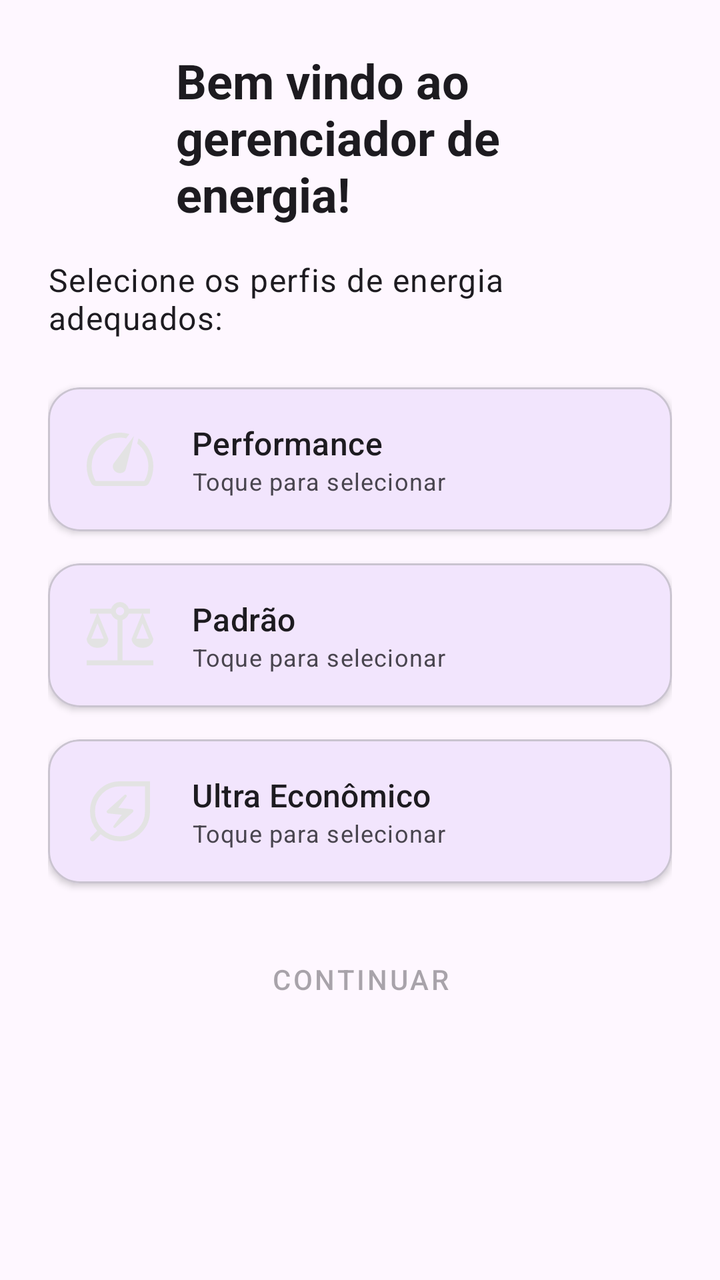
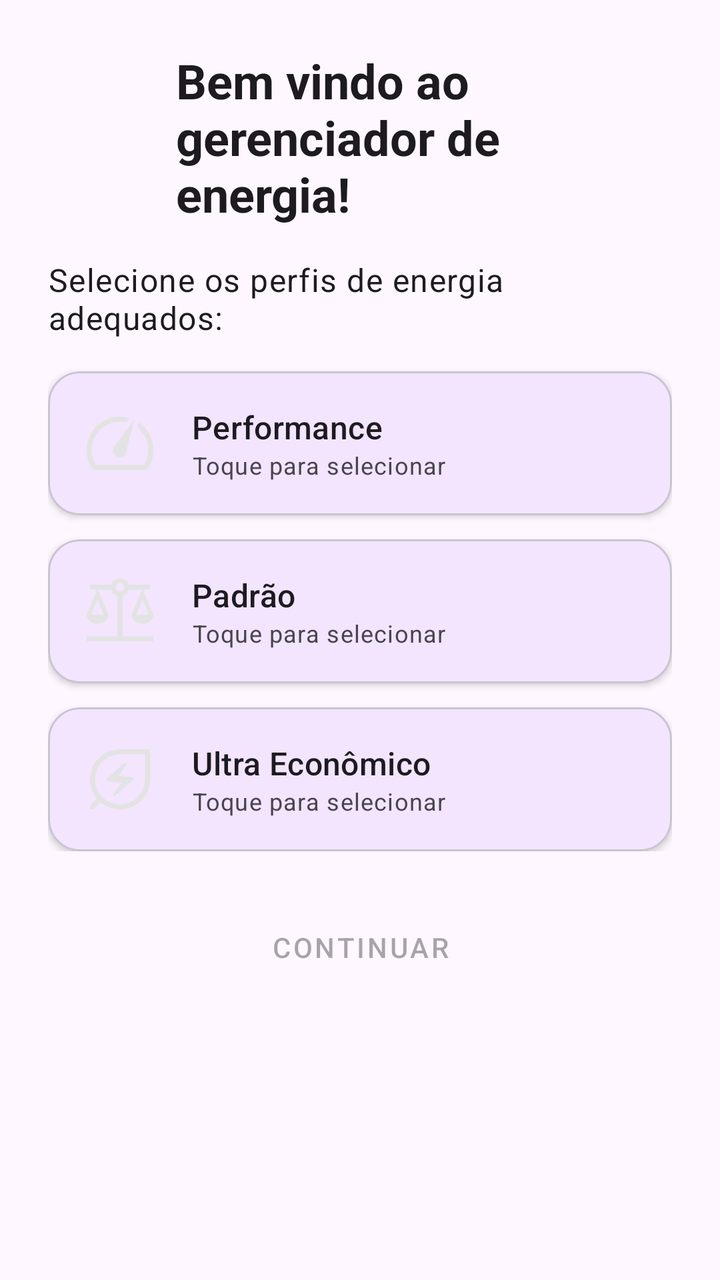

The first picture is an Android layout as it rendered before a commit; the second is the same layout after the commit. The layout source and the unified diff follow.
<!-- AndroidManifest.xml: application theme Theme.GerenciamentoDeEnergia -->
<!-- res/layout/activity_welcome.xml -->
<?xml version="1.0" encoding="utf-8"?>
<ScrollView xmlns:android="http://schemas.android.com/apk/res/android"
    xmlns:app="http://schemas.android.com/apk/res-auto"
    android:layout_width="match_parent"
    android:layout_height="match_parent"
    android:fillViewport="true"
    android:fitsSystemWindows="true"
    android:background="?attr/colorSurface">

    <LinearLayout
        android:layout_width="match_parent"
        android:layout_height="wrap_content"
        android:orientation="vertical"
        android:padding="24dp"
        android:gravity="center_horizontal">

        
        <LinearLayout
            android:layout_width="wrap_content"
            android:layout_height="wrap_content"
            android:orientation="horizontal"
            android:gravity="center_vertical"
            android:layout_marginBottom="16dp">

            <ImageView
                android:layout_width="48dp"
                android:layout_height="48dp"
                android:src="@mipmap/ic_launcher"
                android:contentDescription="Ícone do app" />

            <TextView
                android:layout_width="wrap_content"
                android:layout_height="wrap_content"
                android:layout_marginStart="16dp"
                android:text="Bem vindo ao gerenciador de energia!"
                android:textAppearance="?attr/textAppearanceHeadlineSmall"
                android:textStyle="bold" />
        </LinearLayout>

        <TextView
            android:layout_width="wrap_content"
            android:layout_height="wrap_content"
            android:text="Selecione os perfis de energia adequados:"
            android:textAppearance="?attr/textAppearanceBodyLarge"
            android:layout_marginBottom="24dp" />

        
        <com.google.android.material.card.MaterialCardView
            android:id="@+id/card_performance_welcome"
            android:layout_width="match_parent"
            android:layout_height="wrap_content"
            android:layout_marginBottom="16dp"
            app:cardElevation="2dp"
            android:clickable="true"
            android:focusable="true"
            app:cardCornerRadius="16dp">

            <LinearLayout
                android:layout_width="match_parent"
                android:layout_height="wrap_content"
                android:orientation="horizontal"
                android:padding="16dp"
                android:gravity="center_vertical">

                <ImageView
                    android:layout_width="40dp"
                    android:layout_height="40dp"
                    android:src="@drawable/ic_performance" />

                <LinearLayout
                    android:layout_width="0dp"
                    android:layout_height="wrap_content"
                    android:layout_weight="1"
                    android:orientation="vertical"
                    android:layout_marginStart="16dp">

                    <TextView
                        android:layout_width="wrap_content"
                        android:layout_height="wrap_content"
                        android:text="Performance"
                        android:textAppearance="?attr/textAppearanceTitleMedium" />

                    <TextView
                        android:id="@+id/tv_status_performance"
                        android:layout_width="wrap_content"
                        android:layout_height="wrap_content"
                        android:text="Toque para selecionar"
                        android:textAppearance="?attr/textAppearanceBodySmall" />
                </LinearLayout>
            </LinearLayout>
        </com.google.android.material.card.MaterialCardView>

        
        <com.google.android.material.card.MaterialCardView
            android:id="@+id/card_standard_welcome"
            android:layout_width="match_parent"
            android:layout_height="wrap_content"
            android:layout_marginBottom="16dp"
            app:cardElevation="2dp"
            android:clickable="true"
            android:focusable="true"
            app:cardCornerRadius="16dp">

            <LinearLayout
                android:layout_width="match_parent"
                android:layout_height="wrap_content"
                android:orientation="horizontal"
                android:padding="16dp"
                android:gravity="center_vertical">

                <ImageView
                    android:layout_width="40dp"
                    android:layout_height="40dp"
                    android:src="@drawable/ic_standard" />

                <LinearLayout
                    android:layout_width="0dp"
                    android:layout_height="wrap_content"
                    android:layout_weight="1"
                    android:orientation="vertical"
                    android:layout_marginStart="16dp">

                    <TextView
                        android:layout_width="wrap_content"
                        android:layout_height="wrap_content"
                        android:text="Padrão"
                        android:textAppearance="?attr/textAppearanceTitleMedium" />

                    <TextView
                        android:id="@+id/tv_status_standard"
                        android:layout_width="wrap_content"
                        android:layout_height="wrap_content"
                        android:text="Toque para selecionar"
                        android:textAppearance="?attr/textAppearanceBodySmall" />
                </LinearLayout>
            </LinearLayout>
        </com.google.android.material.card.MaterialCardView>

        
        <com.google.android.material.card.MaterialCardView
            android:id="@+id/card_ultra_welcome"
            android:layout_width="match_parent"
            android:layout_height="wrap_content"
            android:layout_marginBottom="24dp"
            app:cardElevation="2dp"
            android:clickable="true"
            android:focusable="true"
            app:cardCornerRadius="16dp">

            <LinearLayout
                android:layout_width="match_parent"
                android:layout_height="wrap_content"
                android:orientation="horizontal"
                android:padding="16dp"
                android:gravity="center_vertical">

                <ImageView
                    android:layout_width="40dp"
                    android:layout_height="40dp"
                    android:src="@drawable/ic_ultra" />

                <LinearLayout
                    android:layout_width="0dp"
                    android:layout_height="wrap_content"
                    android:layout_weight="1"
                    android:orientation="vertical"
                    android:layout_marginStart="16dp">

                    <TextView
                        android:layout_width="wrap_content"
                        android:layout_height="wrap_content"
                        android:text="Ultra Econômico"
                        android:textAppearance="?attr/textAppearanceTitleMedium" />

                    <TextView
                        android:id="@+id/tv_status_ultra"
                        android:layout_width="wrap_content"
                        android:layout_height="wrap_content"
                        android:text="Toque para selecionar"
                        android:textAppearance="?attr/textAppearanceBodySmall" />
                </LinearLayout>
            </LinearLayout>
        </com.google.android.material.card.MaterialCardView>

        <Button
            android:id="@+id/btn_next"
            android:layout_width="match_parent"
            android:layout_height="wrap_content"
            android:text="Continuar"
            android:enabled="false"
            style="@style/Widget.MaterialComponents.Button" />
    </LinearLayout>
</ScrollView>
<!-- resources referenced by this layout -->
<resources>
  <!-- drawable ic_performance (drawable) -->
  <vector xmlns:android="http://schemas.android.com/apk/res/android"
      android:width="20dp"
      android:height="20dp"
      android:viewportWidth="960"
      android:viewportHeight="960">
    <path
        android:pathData="M192,800q-18,0 -34,-8.5T134,767q-26,-48.27 -40,-100.14Q80,615 80,561q0,-83 31.5,-156T197,277.5q54,-54.5 126.36,-86T478,160q28.67,0 57.33,4.5Q564,169 592,177l-38,52q-19,-5 -37.67,-7T478,220q-141,0 -239.5,99.5T140,561q0,48 12,93t36,86h584q25,-41 36.5,-86t11.5,-93q0,-80 -35,-151t-98,-119l15,-63q84,56 131,144t47,189q0,54 -13,106.5T827,767q-9,16 -25,24.5t-34,8.5L192,800ZM441,637q34,16 68,3.5t42,-47.5q25,-100 49,-197.5T648,198L528,362q-60,82 -120.97,163.52Q386,554 397,587.5q11,33.5 44,49.5ZM476,566Z"
        android:fillColor="#e3e3e3"/>
  </vector>
  <!-- drawable ic_standard (drawable) -->
  <vector xmlns:android="http://schemas.android.com/apk/res/android"
      android:width="20dp"
      android:height="20dp"
      android:viewportWidth="960"
      android:viewportHeight="960">
    <path
        android:pathData="M80,840v-60h370v-484q-26,-9 -46.5,-29.5T374,220L215,220l125,302q-1,45 -38.5,76.5T210,630q-54,0 -91.5,-31.5T80,522l125,-302h-85v-60h254q12,-35 41,-57.5t65,-22.5q36,0 65,22.5t41,57.5h254v60h-85l125,302q-1,45 -38.5,76.5T750,630q-54,0 -91.5,-31.5T620,522l125,-302L586,220q-9,26 -29.5,46.5T510,296v484h370v60L80,840ZM675,520h150l-75,-184 -75,184ZM135,520h150l-75,-184 -75,184ZM480,240q21,0 35.5,-15t14.5,-35q0,-21 -14.5,-35.5T480,140q-20,0 -35,14.5T430,190q0,20 15,35t35,15Z"
        android:fillColor="#e3e3e3"/>
  </vector>
  <!-- drawable ic_ultra (drawable) -->
  <vector xmlns:android="http://schemas.android.com/apk/res/android"
      android:width="20dp"
      android:height="20dp"
      android:viewportWidth="960"
      android:viewportHeight="960">
    <path
        android:pathData="M480,780q125,0 212.5,-87.5T780,480v-300L480,180q-125,0 -212.5,87.5T180,480q0,125 87.5,212.5T480,780ZM427,675 L634,490q10,-9 6,-21.5T622,454l-162,-16 97,-133q4,-5 3.5,-10.5T556,284q-5,-5 -11.5,-5t-11.5,5L327,469q-10,9 -6,21.5t18,14.5l162,16 -98,133q-4,5 -3.5,10.5T405,675q5,5 11,5t11,-5ZM480,840q-67,0 -126,-22.5T247,755l-76,76q-5,5 -10,7t-11,2q-12,0 -21,-9t-9,-21q0,-6 2,-11t7,-10l76,-76q-40,-48 -62.5,-107T120,480q0,-150 105,-255t255,-105h360v360q0,150 -105,255T480,840ZM480,480Z"
        android:fillColor="#e3e3e3"/>
  </vector>
  <!-- mipmap ic_launcher (drawable) -->
  <vector xmlns:android="http://schemas.android.com/apk/res/android"
      android:width="20dp"
      android:height="20dp"
      android:viewportWidth="960"
      android:viewportHeight="960">
    <path
        android:pathData="M40,800v-640l231,38v564L40,800ZM361,761v-561h238v561L361,761ZM920,800 L689,762v-564l231,-38v640ZM100,729 L211,710v-461l-111,-18v498ZM421,701h118v-441L421,260v441ZM860,729v-498l-111,18v462l111,18ZM100,729 L211,710 100,729ZM421,701h118,-118ZM860,729 L749,711 860,729Z"
        android:fillColor="#e3e3e3"/>
  </vector>
  <style name="Theme.GerenciamentoDeEnergia" parent="Theme.Material3.DayNight.NoActionBar">
          <item name="colorPrimary">@color/purple_500</item>
          <item name="colorPrimaryVariant">@color/purple_700</item>
          <item name="colorOnPrimary">@color/white</item>
          <item name="colorSecondary">@color/teal_200</item>
          <item name="colorSecondaryVariant">@color/teal_700</item>
          <item name="colorOnSecondary">@color/black</item>
          <item name="android:statusBarColor">?attr/colorPrimaryVariant</item>
      </style>
  <color name="purple_500">#FF6200EE</color>
  <color name="purple_700">#FF3700B3</color>
  <color name="white">#FFFFFFFF</color>
  <color name="teal_200">#FF03DAC5</color>
  <color name="teal_700">#FF018786</color>
  <color name="black">#FF000000</color>
</resources>

<!-- the commit's change to res/layout/activity_welcome.xml (unified diff, before → after) -->
@@ -37,155 +37,189 @@
                 android:textStyle="bold" />
         </LinearLayout>
 
-        <TextView
-            android:layout_width="wrap_content"
-            android:layout_height="wrap_content"
-            android:text="Selecione os perfis de energia adequados:"
-            android:textAppearance="?attr/textAppearanceBodyLarge"
-            android:layout_marginBottom="24dp" />
-
-        
-        <com.google.android.material.card.MaterialCardView
-            android:id="@+id/card_performance_welcome"
+        
+        <LinearLayout
+            android:id="@+id/layout_modes"
             android:layout_width="match_parent"
             android:layout_height="wrap_content"
-            android:layout_marginBottom="16dp"
-            app:cardElevation="2dp"
-            android:clickable="true"
-            android:focusable="true"
-            app:cardCornerRadius="16dp">
-
-            <LinearLayout
-                android:layout_width="match_parent"
-                android:layout_height="wrap_content"
-                android:orientation="horizontal"
-                android:padding="16dp"
-                android:gravity="center_vertical">
-
-                <ImageView
-                    android:layout_width="40dp"
-                    android:layout_height="40dp"
-                    android:src="@drawable/ic_performance" />
+            android:orientation="vertical">
+
+            <TextView
+                android:layout_width="wrap_content"
+                android:layout_height="wrap_content"
+                android:text="Selecione os perfis de energia adequados:"
+                android:textAppearance="?attr/textAppearanceBodyLarge"
+                android:layout_marginBottom="16dp" />
+
+            
+            <com.google.android.material.card.MaterialCardView
+                android:id="@+id/card_performance_welcome"
+                android:layout_width="match_parent"
+                android:layout_height="wrap_content"
+                android:layout_marginBottom="12dp"
+                app:cardElevation="2dp"
+                android:clickable="true"
+                android:focusable="true"
+                app:cardCornerRadius="16dp">
 
                 <LinearLayout
-                    android:layout_width="0dp"
+                    android:layout_width="match_parent"
                     android:layout_height="wrap_content"
-                    android:layout_weight="1"
-                    android:orientation="vertical"
-                    android:layout_marginStart="16dp">
-
-                    <TextView
-                        android:layout_width="wrap_content"
+                    android:orientation="horizontal"
+                    android:padding="16dp"
+                    android:gravity="center_vertical">
+
+                    <ImageView
+                        android:layout_width="40dp"
+                        android:layout_height="40dp"
+                        android:src="@drawable/ic_performance" />
+
+                    <LinearLayout
+                        android:layout_width="0dp"
                         android:layout_height="wrap_content"
-                        android:text="Performance"
-                        android:textAppearance="?attr/textAppearanceTitleMedium" />
-
-                    <TextView
-                        android:id="@+id/tv_status_performance"
-                        android:layout_width="wrap_content"
+                        android:layout_weight="1"
+                        android:orientation="vertical"
+                        android:layout_marginStart="16dp">
+
+                        <TextView
+                            android:layout_width="wrap_content"
+                            android:layout_height="wrap_content"
+                            android:text="Performance"
+                            android:textAppearance="?attr/textAppearanceTitleMedium" />
+
+                        <TextView
+                            android:id="@+id/tv_status_performance"
+                            android:layout_width="wrap_content"
+                            android:layout_height="wrap_content"
+                            android:text="Toque para selecionar"
+                            android:textAppearance="?attr/textAppearanceBodySmall" />
+                    </LinearLayout>
+                </LinearLayout>
+            </com.google.android.material.card.MaterialCardView>
+
+            
+            <com.google.android.material.card.MaterialCardView
+                android:id="@+id/card_standard_welcome"
+                android:layout_width="match_parent"
+                android:layout_height="wrap_content"
+                android:layout_marginBottom="12dp"
+                app:cardElevation="2dp"
+                android:clickable="true"
+                android:focusable="true"
+                app:cardCornerRadius="16dp">
+
+                <LinearLayout
+                    android:layout_width="match_parent"
+                    android:layout_height="wrap_content"
+                    android:orientation="horizontal"
+                    android:padding="16dp"
+                    android:gravity="center_vertical">
+
+                    <ImageView
+                        android:layout_width="40dp"
+                        android:layout_height="40dp"
+                        android:src="@drawable/ic_standard" />
+
+                    <LinearLayout
+                        android:layout_width="0dp"
                         android:layout_height="wrap_content"
-                        android:text="Toque para selecionar"
-                        android:textAppearance="?attr/textAppearanceBodySmall" />
+                        android:layout_weight="1"
+                        android:orientation="vertical"
+                        android:layout_marginStart="16dp">
+
+                        <TextView
+                            android:layout_width="wrap_content"
+                            android:layout_height="wrap_content"
+                            android:text="Padrão"
+                            android:textAppearance="?attr/textAppearanceTitleMedium" />
+
+                        <TextView
+                            android:id="@+id/tv_status_standard"
+                            android:layout_width="wrap_content"
+                            android:layout_height="wrap_content"
+                            android:text="Toque para selecionar"
+                            android:textAppearance="?attr/textAppearanceBodySmall" />
+                    </LinearLayout>
                 </LinearLayout>
-            </LinearLayout>
-        </com.google.android.material.card.MaterialCardView>
-
-        
-        <com.google.android.material.card.MaterialCardView
-            android:id="@+id/card_standard_welcome"
+            </com.google.android.material.card.MaterialCardView>
+
+            
+            <com.google.android.material.card.MaterialCardView
+                android:id="@+id/card_ultra_welcome"
+                android:layout_width="match_parent"
+                android:layout_height="wrap_content"
+                android:layout_marginBottom="0dp"
+                app:cardElevation="2dp"
+                android:clickable="true"
+                android:focusable="true"
+                app:cardCornerRadius="16dp">
+
+                <LinearLayout
+                    android:layout_width="match_parent"
+                    android:layout_height="wrap_content"
+                    android:orientation="horizontal"
+                    android:padding="16dp"
+                    android:gravity="center_vertical">
+
+                    <ImageView
+                        android:layout_width="40dp"
+                        android:layout_height="40dp"
+                        android:src="@drawable/ic_ultra" />
+
+                    <LinearLayout
+                        android:layout_width="0dp"
+                        android:layout_height="wrap_content"
+                        android:layout_weight="1"
+                        android:orientation="vertical"
+                        android:layout_marginStart="16dp">
+
+                        <TextView
+                            android:layout_width="wrap_content"
+                            android:layout_height="wrap_content"
+                            android:text="Ultra Econômico"
+                            android:textAppearance="?attr/textAppearanceTitleMedium" />
+
+                        <TextView
+                            android:id="@+id/tv_status_ultra"
+                            android:layout_width="wrap_content"
+                            android:layout_height="wrap_content"
+                            android:text="Toque para selecionar"
+                            android:textAppearance="?attr/textAppearanceBodySmall" />
+                    </LinearLayout>
+                </LinearLayout>
+            </com.google.android.material.card.MaterialCardView>
+
+        </LinearLayout>
+
+        
+        <LinearLayout
+            android:id="@+id/layout_launcher_selection"
             android:layout_width="match_parent"
             android:layout_height="wrap_content"
-            android:layout_marginBottom="16dp"
-            app:cardElevation="2dp"
-            android:clickable="true"
-            android:focusable="true"
-            app:cardCornerRadius="16dp">
-
-            <LinearLayout
-                android:layout_width="match_parent"
-                android:layout_height="wrap_content"
-                android:orientation="horizontal"
-                android:padding="16dp"
-                android:gravity="center_vertical">
-
-                <ImageView
-                    android:layout_width="40dp"
-                    android:layout_height="40dp"
-                    android:src="@drawable/ic_standard" />
-
-                <LinearLayout
-                    android:layout_width="0dp"
-                    android:layout_height="wrap_content"
-                    android:layout_weight="1"
-                    android:orientation="vertical"
-                    android:layout_marginStart="16dp">
-
-                    <TextView
-                        android:layout_width="wrap_content"
-                        android:layout_height="wrap_content"
-                        android:text="Padrão"
-                        android:textAppearance="?attr/textAppearanceTitleMedium" />
-
-                    <TextView
-                        android:id="@+id/tv_status_standard"
-                        android:layout_width="wrap_content"
-                        android:layout_height="wrap_content"
-                        android:text="Toque para selecionar"
-                        android:textAppearance="?attr/textAppearanceBodySmall" />
-                </LinearLayout>
-            </LinearLayout>
-        </com.google.android.material.card.MaterialCardView>
-
-        
-        <com.google.android.material.card.MaterialCardView
-            android:id="@+id/card_ultra_welcome"
-            android:layout_width="match_parent"
-            android:layout_height="wrap_content"
-            android:layout_marginBottom="24dp"
-            app:cardElevation="2dp"
-            android:clickable="true"
-            android:focusable="true"
-            app:cardCornerRadius="16dp">
-
-            <LinearLayout
-                android:layout_width="match_parent"
-                android:layout_height="wrap_content"
-                android:orientation="horizontal"
-                android:padding="16dp"
-                android:gravity="center_vertical">
-
-                <ImageView
-                    android:layout_width="40dp"
-                    android:layout_height="40dp"
-                    android:src="@drawable/ic_ultra" />
-
-                <LinearLayout
-                    android:layout_width="0dp"
-                    android:layout_height="wrap_content"
-                    android:layout_weight="1"
-                    android:orientation="vertical"
-                    android:layout_marginStart="16dp">
-
-                    <TextView
-                        android:layout_width="wrap_content"
-                        android:layout_height="wrap_content"
-                        android:text="Ultra Econômico"
-                        android:textAppearance="?attr/textAppearanceTitleMedium" />
-
-                    <TextView
-                        android:id="@+id/tv_status_ultra"
-                        android:layout_width="wrap_content"
-                        android:layout_height="wrap_content"
-                        android:text="Toque para selecionar"
-                        android:textAppearance="?attr/textAppearanceBodySmall" />
-                </LinearLayout>
-            </LinearLayout>
-        </com.google.android.material.card.MaterialCardView>
-
+            android:orientation="vertical"
+            android:visibility="gone">
+
+            <TextView
+                android:layout_width="wrap_content"
+                android:layout_height="wrap_content"
+                android:text="Escolha o launcher padrão:"
+                android:textAppearance="?attr/textAppearanceBodyLarge"
+                android:layout_marginBottom="16dp"
+                android:layout_marginTop="8dp" />
+
+            <androidx.recyclerview.widget.RecyclerView
+                android:id="@+id/rv_launcher_welcome"
+                android:layout_width="match_parent"
+                android:layout_height="wrap_content"
+                android:nestedScrollingEnabled="false" />
+        </LinearLayout>
+
+        
         <Button
             android:id="@+id/btn_next"
             android:layout_width="match_parent"
             android:layout_height="wrap_content"
+            android:layout_marginTop="24dp"
             android:text="Continuar"
             android:enabled="false"
             style="@style/Widget.MaterialComponents.Button" />
